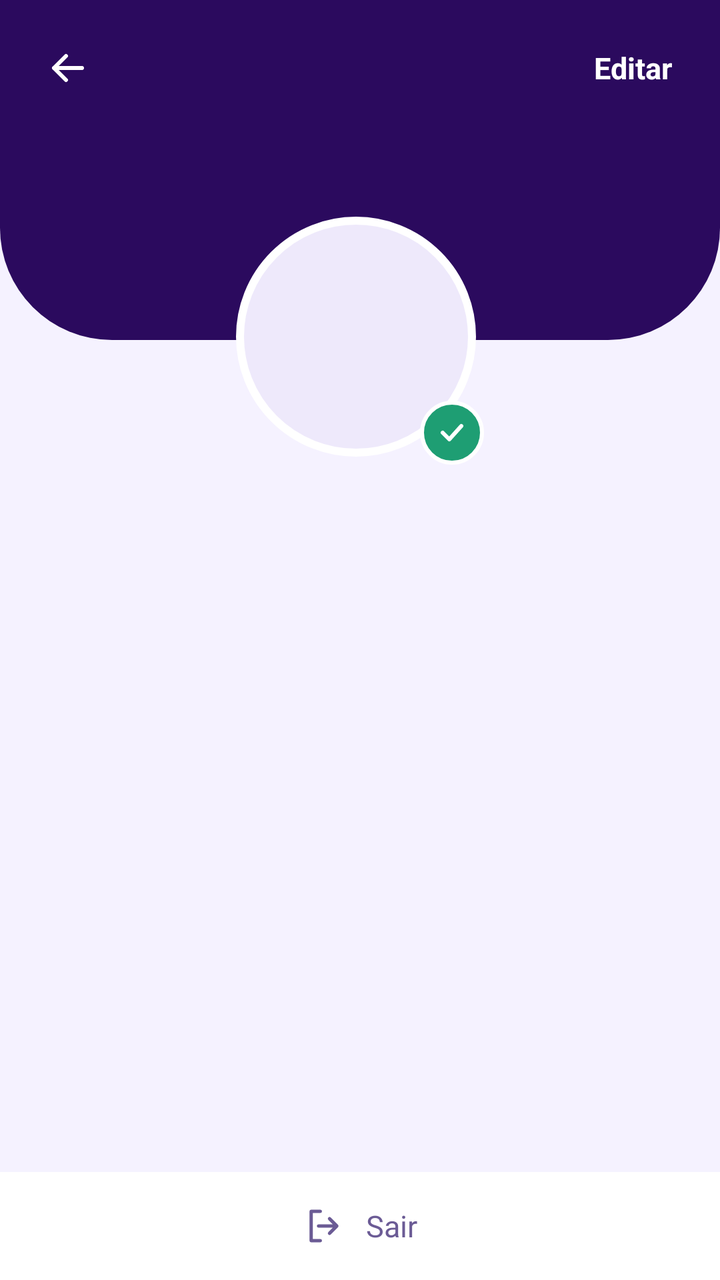
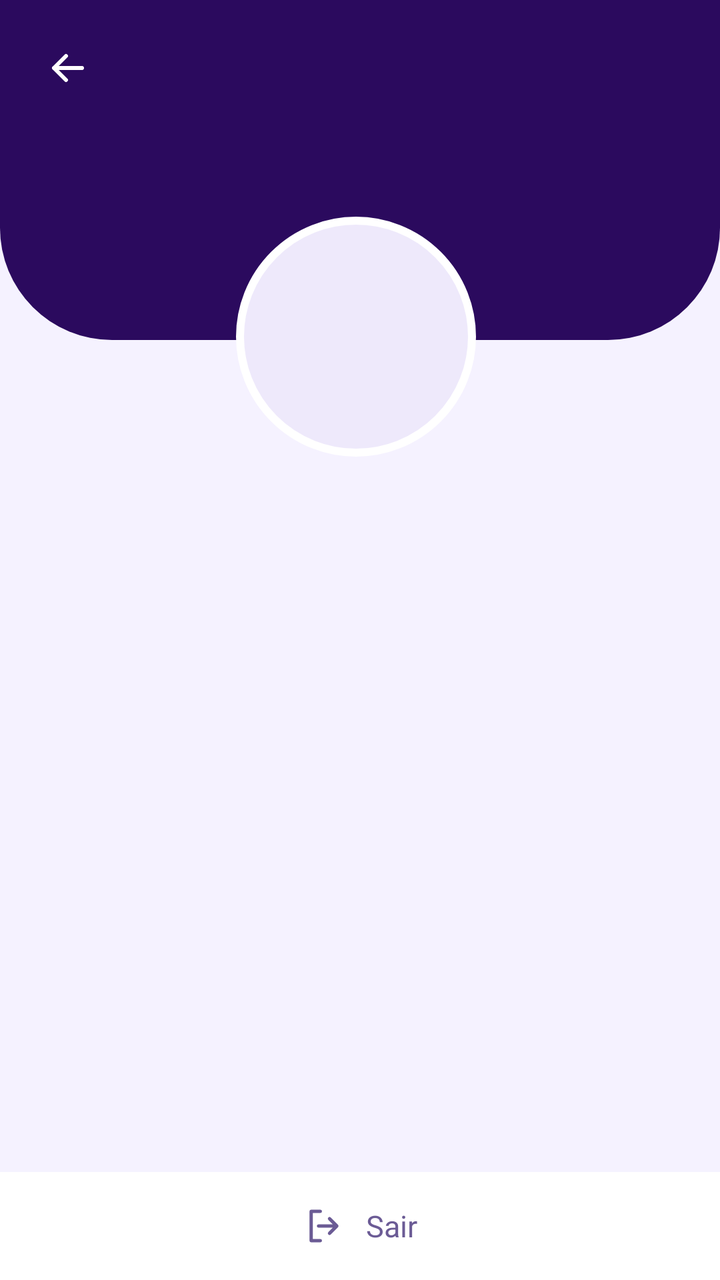

Before-and-after screenshots of an Android layout around one commit, followed by the original layout XML and the change that was made.
<!-- AndroidManifest.xml: application theme Theme.PiMobile -->
<!-- res/layout/activity_perfil.xml -->
<?xml version="1.0" encoding="utf-8"?>
<FrameLayout xmlns:android="http://schemas.android.com/apk/res/android"
    android:id="@+id/conteudoPrincipal"
    android:layout_width="match_parent"
    android:layout_height="match_parent"
    android:background="@color/home_fundo">

    <LinearLayout
        android:layout_width="match_parent"
        android:layout_height="match_parent"
        android:background="@color/eq_fundo"
        android:orientation="vertical">

        <ScrollView
            android:layout_width="match_parent"
            android:layout_height="0dp"
            android:layout_weight="1"
            android:fillViewport="true"
            android:scrollbars="none">

            <LinearLayout
                android:layout_width="match_parent"
                android:layout_height="wrap_content"
                android:orientation="vertical">

                
                <LinearLayout
                    android:layout_width="match_parent"
                    android:layout_height="170dp"
                    android:background="@drawable/bg_perfil_header"
                    android:gravity="top"
                    android:orientation="horizontal"
                    android:padding="16dp">

                    <ImageView
                        android:id="@+id/btnVoltar"
                        android:layout_width="36dp"
                        android:layout_height="36dp"
                        android:contentDescription="Voltar"
                        android:padding="6dp"
                        android:src="@drawable/ic_back" />

                    <View
                        android:layout_width="0dp"
                        android:layout_height="1dp"
                        android:layout_weight="1" />

                    <TextView
                        android:id="@+id/btnEditar"
                        android:layout_width="wrap_content"
                        android:layout_height="36dp"
                        android:gravity="center"
                        android:paddingHorizontal="8dp"
                        android:text="Editar"
                        android:textColor="@color/branco"
                        android:textSize="15sp"
                        android:textStyle="bold" />
                </LinearLayout>

                
                <FrameLayout
                    android:layout_width="124dp"
                    android:layout_height="124dp"
                    android:layout_gravity="center_horizontal"
                    android:layout_marginTop="-62dp">

                    <TextView
                        android:id="@+id/txtIniciais"
                        android:layout_width="120dp"
                        android:layout_height="120dp"
                        android:background="@drawable/bg_avatar_perfil"
                        android:gravity="center"
                        android:textColor="@color/roxo_icone"
                        android:textSize="42sp"
                        android:textStyle="bold" />

                    <ImageView
                        android:id="@+id/imgFotoPerfil"
                        android:layout_width="120dp"
                        android:layout_height="120dp"
                        android:contentDescription="Foto de perfil"
                        android:scaleType="centerCrop"
                        android:visibility="gone" />

                    <FrameLayout
                        android:id="@+id/badgeVerificado"
                        android:layout_width="32dp"
                        android:layout_height="32dp"
                        android:layout_gravity="bottom|end"
                        android:background="@drawable/bg_badge_verificado">

                        <ImageView
                            android:layout_width="16dp"
                            android:layout_height="16dp"
                            android:layout_gravity="center"
                            android:contentDescription="Verificado"
                            android:src="@drawable/ic_check_white" />
                    </FrameLayout>
                </FrameLayout>

                <TextView
                    android:id="@+id/txtNome"
                    android:layout_width="match_parent"
                    android:layout_height="wrap_content"
                    android:layout_marginTop="12dp"
                    android:gravity="center"
                    android:textColor="@color/eq_escuro"
                    android:textSize="22sp"
                    android:textStyle="bold" />

                <TextView
                    android:id="@+id/txtTipoConta"
                    android:layout_width="match_parent"
                    android:layout_height="wrap_content"
                    android:gravity="center"
                    android:textColor="@color/roxo_icone"
                    android:textSize="13sp" />

                <TextView
                    android:id="@+id/txtEmail"
                    android:layout_width="match_parent"
                    android:layout_height="wrap_content"
                    android:layout_marginTop="2dp"
                    android:gravity="center"
                    android:textColor="@color/eq_texto_claro"
                    android:textSize="13sp" />

                <TextView
                    android:id="@+id/txtTelefonePerfil"
                    android:layout_width="match_parent"
                    android:layout_height="wrap_content"
                    android:layout_marginTop="6dp"
                    android:gravity="center"
                    android:textColor="@color/eq_texto_claro"
                    android:textSize="13sp"
                    android:visibility="gone" />

                <TextView
                    android:id="@+id/txtEmpresaPerfil"
                    android:layout_width="match_parent"
                    android:layout_height="wrap_content"
                    android:layout_marginTop="4dp"
                    android:gravity="center"
                    android:textColor="@color/eq_texto_claro"
                    android:textSize="13sp"
                    android:visibility="gone" />

                <TextView
                    android:id="@+id/txtLocalizacaoPerfil"
                    android:layout_width="match_parent"
                    android:layout_height="wrap_content"
                    android:layout_marginTop="4dp"
                    android:gravity="center"
                    android:textColor="@color/eq_texto_claro"
                    android:textSize="13sp"
                    android:visibility="gone" />

                
                <LinearLayout
                    android:id="@+id/listaOpcoes"
                    android:layout_width="match_parent"
                    android:layout_height="wrap_content"
                    android:layout_marginTop="24dp"
                    android:orientation="vertical"
                    android:paddingHorizontal="16dp"
                    android:paddingBottom="12dp" />
            </LinearLayout>
        </ScrollView>

        
        <LinearLayout
            android:id="@+id/btnLogout"
            android:layout_width="match_parent"
            android:layout_height="wrap_content"
            android:background="@color/branco"
            android:gravity="center"
            android:orientation="horizontal"
            android:padding="16dp">

            <ImageView
                android:layout_width="22dp"
                android:layout_height="22dp"
                android:contentDescription="Sair"
                android:src="@drawable/ic_logout" />

            <TextView
                android:layout_width="wrap_content"
                android:layout_height="wrap_content"
                android:layout_marginStart="10dp"
                android:text="Sair"
                android:textColor="@color/eq_texto_claro"
                android:textSize="15sp" />
        </LinearLayout>
    </LinearLayout>
</FrameLayout>
<!-- resources referenced by this layout -->
<resources>
  <color name="branco">#FFFFFF</color>
  <color name="eq_escuro">#2B0A5E</color>
  <color name="eq_fundo">#F5F2FF</color>
  <color name="eq_texto_claro">#6B5B95</color>
  <color name="home_fundo">#2B0A5E</color>
  <color name="roxo_icone">#5B2EC0</color>
  <!-- drawable bg_avatar_perfil (drawable) -->
  <?xml version="1.0" encoding="utf-8"?>
  <shape xmlns:android="http://schemas.android.com/apk/res/android" android:shape="oval">
      <solid android:color="@color/fundo_icone_roxo" />
      <stroke android:width="4dp" android:color="#FFFFFF" />
  </shape>
  <!-- drawable bg_badge_verificado (drawable) -->
  <?xml version="1.0" encoding="utf-8"?>
  <shape xmlns:android="http://schemas.android.com/apk/res/android" android:shape="oval">
      <solid android:color="@color/verde_icone" />
      <stroke android:width="2dp" android:color="#FFFFFF" />
  </shape>
  <!-- drawable bg_perfil_header (drawable) -->
  <?xml version="1.0" encoding="utf-8"?>
  <shape xmlns:android="http://schemas.android.com/apk/res/android">
      <solid android:color="@color/home_fundo" />
      <corners
          android:bottomLeftRadius="56dp"
          android:bottomRightRadius="56dp" />
  </shape>
  <!-- drawable ic_back (drawable) -->
  <?xml version="1.0" encoding="utf-8"?>
  <vector xmlns:android="http://schemas.android.com/apk/res/android"
      android:width="24dp" android:height="24dp"
      android:viewportWidth="24" android:viewportHeight="24">
      <path
          android:fillColor="#00000000"
          android:pathData="M19,12H5 M11,6l-6,6l6,6"
          android:strokeColor="#FFFFFF"
          android:strokeLineCap="round"
          android:strokeLineJoin="round"
          android:strokeWidth="2" />
  </vector>
  <!-- drawable ic_check_white (drawable) -->
  <?xml version="1.0" encoding="utf-8"?>
  <vector xmlns:android="http://schemas.android.com/apk/res/android"
      android:width="16dp" android:height="16dp"
      android:viewportWidth="24" android:viewportHeight="24">
      <path
          android:fillColor="#00000000"
          android:pathData="M5,12l5,5l9,-10"
          android:strokeColor="#FFFFFF"
          android:strokeLineCap="round"
          android:strokeLineJoin="round"
          android:strokeWidth="3" />
  </vector>
  <!-- drawable ic_logout (drawable) -->
  <?xml version="1.0" encoding="utf-8"?>
  <vector xmlns:android="http://schemas.android.com/apk/res/android"
      android:width="22dp" android:height="22dp"
      android:viewportWidth="24" android:viewportHeight="24">
      <path
          android:fillColor="#00000000"
          android:pathData="M10,4H5v16h5 M15,8l4,4l-4,4 M19,12H9"
          android:strokeColor="#6B5B95"
          android:strokeLineCap="round"
          android:strokeLineJoin="round"
          android:strokeWidth="1.8" />
  </vector>
  <style name="Theme.PiMobile" parent="Base.Theme.PiMobile" />
  <color name="fundo_icone_roxo">#EEE9FB</color>
  <color name="verde_icone">#1E9E73</color>
  <style name="Base.Theme.PiMobile" parent="Theme.Material3.DayNight.NoActionBar">
          
          
      </style>
</resources>

<!-- the commit's change to res/layout/activity_perfil.xml (unified diff, before → after) -->
@@ -1,4 +1,3 @@
-<?xml version="1.0" encoding="utf-8"?>
 <FrameLayout xmlns:android="http://schemas.android.com/apk/res/android"
     android:id="@+id/conteudoPrincipal"
     android:layout_width="match_parent"
@@ -21,7 +20,8 @@
             <LinearLayout
                 android:layout_width="match_parent"
                 android:layout_height="wrap_content"
-                android:orientation="vertical">
+                android:orientation="vertical"
+                android:paddingBottom="24dp">
 
                 
                 <LinearLayout
@@ -40,21 +40,6 @@
                         android:padding="6dp"
                         android:src="@drawable/ic_back" />
 
-                    <View
-                        android:layout_width="0dp"
-                        android:layout_height="1dp"
-                        android:layout_weight="1" />
-
-                    <TextView
-                        android:id="@+id/btnEditar"
-                        android:layout_width="wrap_content"
-                        android:layout_height="36dp"
-                        android:gravity="center"
-                        android:paddingHorizontal="8dp"
-                        android:text="Editar"
-                        android:textColor="@color/branco"
-                        android:textSize="15sp"
-                        android:textStyle="bold" />
                 </LinearLayout>
 
                 
@@ -87,7 +72,8 @@
                         android:layout_width="32dp"
                         android:layout_height="32dp"
                         android:layout_gravity="bottom|end"
-                        android:background="@drawable/bg_badge_verificado">
+                        android:background="@drawable/bg_badge_verificado"
+                        android:visibility="gone">
 
                         <ImageView
                             android:layout_width="16dp"
@@ -95,9 +81,12 @@
                             android:layout_gravity="center"
                             android:contentDescription="Verificado"
                             android:src="@drawable/ic_check_white" />
+
                     </FrameLayout>
+
                 </FrameLayout>
 
+                
                 <TextView
                     android:id="@+id/txtNome"
                     android:layout_width="match_parent"
@@ -105,55 +94,88 @@
                     android:layout_marginTop="12dp"
                     android:gravity="center"
                     android:textColor="@color/eq_escuro"
-                    android:textSize="22sp"
+                    android:textSize="23sp"
                     android:textStyle="bold" />
 
+                
                 <TextView
                     android:id="@+id/txtTipoConta"
                     android:layout_width="match_parent"
                     android:layout_height="wrap_content"
+                    android:layout_marginTop="4dp"
                     android:gravity="center"
                     android:textColor="@color/roxo_icone"
-                    android:textSize="13sp" />
-
+                    android:textSize="14sp"
+                    android:textStyle="bold" />
+
+                
                 <TextView
                     android:id="@+id/txtEmail"
                     android:layout_width="match_parent"
                     android:layout_height="wrap_content"
-                    android:layout_marginTop="2dp"
+                    android:layout_marginTop="5dp"
                     android:gravity="center"
                     android:textColor="@color/eq_texto_claro"
-                    android:textSize="13sp" />
-
-                <TextView
-                    android:id="@+id/txtTelefonePerfil"
-                    android:layout_width="match_parent"
-                    android:layout_height="wrap_content"
-                    android:layout_marginTop="6dp"
-                    android:gravity="center"
-                    android:textColor="@color/eq_texto_claro"
-                    android:textSize="13sp"
-                    android:visibility="gone" />
-
-                <TextView
-                    android:id="@+id/txtEmpresaPerfil"
-                    android:layout_width="match_parent"
-                    android:layout_height="wrap_content"
-                    android:layout_marginTop="4dp"
-                    android:gravity="center"
-                    android:textColor="@color/eq_texto_claro"
-                    android:textSize="13sp"
-                    android:visibility="gone" />
-
-                <TextView
-                    android:id="@+id/txtLocalizacaoPerfil"
-                    android:layout_width="match_parent"
-                    android:layout_height="wrap_content"
-                    android:layout_marginTop="4dp"
-                    android:gravity="center"
-                    android:textColor="@color/eq_texto_claro"
-                    android:textSize="13sp"
-                    android:visibility="gone" />
+                    android:textSize="14sp" />
+
+                
+                <LinearLayout
+                    android:layout_width="match_parent"
+                    android:layout_height="wrap_content"
+                    android:layout_marginTop="28dp"
+                    android:orientation="vertical"
+                    android:paddingHorizontal="16dp">
+
+                    <TextView
+                        android:id="@+id/tituloInformacoes"
+                        android:layout_width="match_parent"
+                        android:layout_height="wrap_content"
+                        android:layout_marginBottom="12dp"
+                        android:text="Informações"
+                        android:textColor="@color/eq_escuro"
+                        android:textSize="18sp"
+                        android:textStyle="bold"
+                        android:visibility="gone" />
+
+                    
+                    <TextView
+                        android:id="@+id/txtTelefonePerfil"
+                        android:layout_width="match_parent"
+                        android:layout_height="wrap_content"
+                        android:layout_marginBottom="10dp"
+                        android:background="@drawable/bg_card_opcao"
+                        android:padding="16dp"
+                        android:textColor="@color/eq_escuro"
+                        android:textSize="14sp"
+                        android:lineSpacingExtra="4dp"
+                        android:visibility="gone" />
+
+                    
+                    <TextView
+                        android:id="@+id/txtEmpresaPerfil"
+                        android:layout_width="match_parent"
+                        android:layout_height="wrap_content"
+                        android:layout_marginBottom="10dp"
+                        android:background="@drawable/bg_card_opcao"
+                        android:padding="16dp"
+                        android:textColor="@color/eq_escuro"
+                        android:textSize="14sp"
+                        android:lineSpacingExtra="4dp"
+                        android:visibility="gone" />
+
+                    
+                    <TextView
+                        android:id="@+id/txtLocalizacaoPerfil"
+                        android:layout_width="match_parent"
+                        android:layout_height="wrap_content"
+                        android:background="@drawable/bg_card_opcao"
+                        android:padding="16dp"
+                        android:textColor="@color/eq_escuro"
+                        android:textSize="14sp"
+                        android:lineSpacingExtra="4dp"
+                        android:visibility="gone" />
+
+                </LinearLayout>
 
                 
                 <LinearLayout
@@ -164,7 +186,9 @@
                     android:orientation="vertical"
                     android:paddingHorizontal="16dp"
                     android:paddingBottom="12dp" />
+
             </LinearLayout>
+
         </ScrollView>
 
         
@@ -173,6 +197,8 @@
             android:layout_width="match_parent"
             android:layout_height="wrap_content"
             android:background="@color/branco"
+            android:clickable="true"
+            android:focusable="true"
             android:gravity="center"
             android:orientation="horizontal"
             android:padding="16dp">
@@ -190,6 +216,9 @@
                 android:text="Sair"
                 android:textColor="@color/eq_texto_claro"
                 android:textSize="15sp" />
+
         </LinearLayout>
+
     </LinearLayout>
+
 </FrameLayout>
<!-- resource entries referenced after the edit -->
@@ -17,6 +17,13 @@
   <shape xmlns:android="http://schemas.android.com/apk/res/android" android:shape="oval">
       <solid android:color="@color/verde_icone" />
       <stroke android:width="2dp" android:color="#FFFFFF" />
+  </shape>
+  <!-- drawable bg_card_opcao (drawable) -->
+  <?xml version="1.0" encoding="utf-8"?>
+  <shape xmlns:android="http://schemas.android.com/apk/res/android">
+      <solid android:color="#FFFFFF" />
+      <stroke android:width="1dp" android:color="@color/eq_borda" />
+      <corners android:radius="16dp" />
   </shape>
   <!-- drawable bg_perfil_header (drawable) -->
   <?xml version="1.0" encoding="utf-8"?>
@@ -68,6 +75,7 @@
   <style name="Theme.PiMobile" parent="Base.Theme.PiMobile" />
   <color name="fundo_icone_roxo">#EEE9FB</color>
   <color name="verde_icone">#1E9E73</color>
+  <color name="eq_borda">#D9D0F0</color>
   <style name="Base.Theme.PiMobile" parent="Theme.Material3.DayNight.NoActionBar">
           
           
